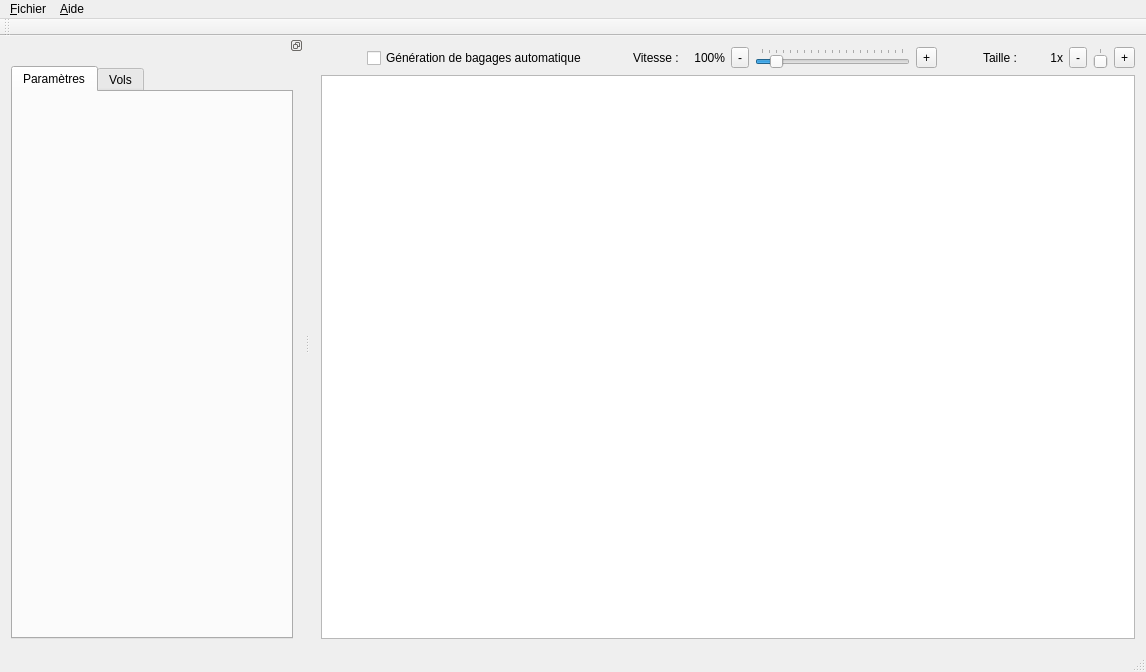
This is rsase/SGBag/ui/fenetreprincipale.ui in padenot/usdp as Qt 5 draws it before an edit. The edited form follows.
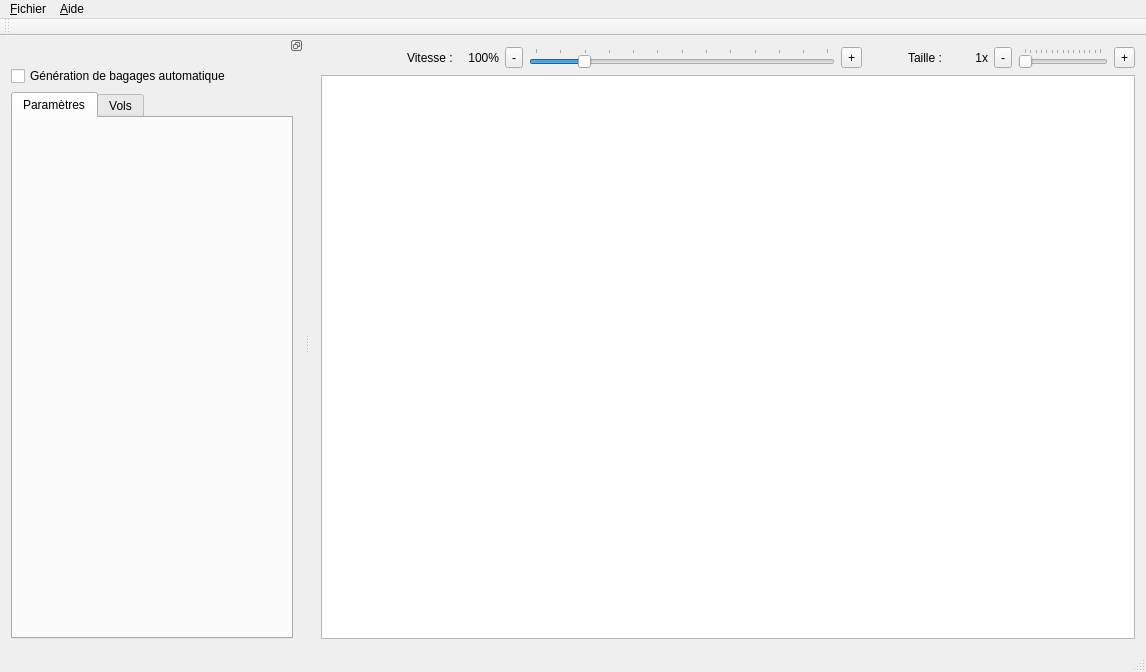
This is the edited form. Icons and pictures are not drawn.

```diff
--- a/rsase/SGBag/ui/fenetreprincipale.ui
+++ b/rsase/SGBag/ui/fenetreprincipale.ui
@@ -25,7 +25,7 @@
     <item row="0" column="0">
      <layout class="QVBoxLayout" name="verticalLayout">
       <item>
-       <layout class="QHBoxLayout" name="horizontalLayout" stretch="0,0,0,2,0,1">
+       <layout class="QHBoxLayout" name="horizontalLayout" stretch="0,0,2,0,1">
         <item>
          <widget class="QPushButton" name="startStopButton">
           <property name="text">
@@ -47,13 +47,6 @@
           </property>
          </widget>
         </item>
-        <item>
-         <widget class="QCheckBox" name="generationBagagecheckBox">
-          <property name="text">
-           <string>Génération de bagages automatique</string>
-          </property>
-         </widget>
-        </item>
         <item>
          <spacer name="horizontalSpacer">
           <property name="orientation">
@@ -117,7 +110,7 @@
              <number>1</number>
             </property>
             <property name="maximum">
-             <number>1000</number>
+             <number>600</number>
             </property>
             <property name="pageStep">
              <number>50</number>
@@ -295,7 +288,7 @@
    </attribute>
    <widget class="QWidget" name="dockWidgetContents">
     <layout class="QGridLayout" name="gridLayout_2">
-     <item row="0" column="1">
+     <item row="1" column="1">
       <widget class="QTabWidget" name="onglets">
        <property name="currentIndex">
         <number>0</number>
@@ -408,6 +401,13 @@
        </widget>
       </widget>
      </item>
+     <item row="0" column="1">
+      <widget class="QCheckBox" name="generationBagagecheckBox">
+       <property name="text">
+        <string>Génération de bagages automatique</string>
+       </property>
+      </widget>
+     </item>
     </layout>
    </widget>
   </widget>
```
